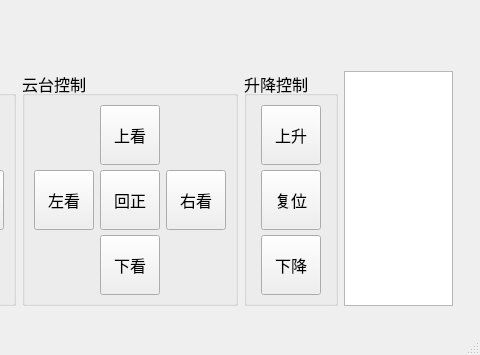
Qt form mainwindow.ui (ryanwong1999/Ros_Qt_Client) before a commit; both pictures show x 864 to 1344 and y 460 to 815 of the 1344 by 815 pixel window.
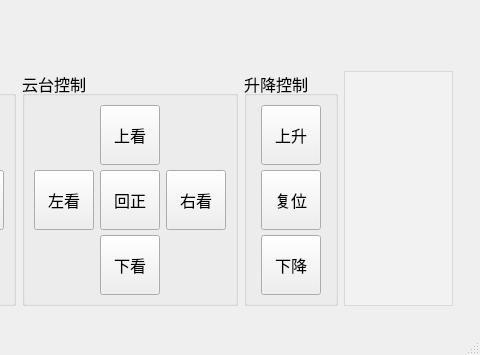
The same form after that commit. Custom widgets are drawn as their Qt base class.

```diff
--- a/mainwindow.ui
+++ b/mainwindow.ui
@@ -857,6 +857,22 @@
                <verstretch>0</verstretch>
               </sizepolicy>
              </property>
+             <property name="styleSheet">
+              <string notr="true">QGraphicsView {
+    background-color: #f2f2f2;
+    border-style: solid;
+    border-width: 1px;
+    border-color: #d9d9d9;
+    color: #333333;
+    font-family: Arial;
+    font-size: 12px;
+}
+
+QGraphicsView:selected {
+    background-color: #e6f7ff;
+    color: #007bff;
+}</string>
+             </property>
             </widget>
            </item>
           </layout>
```
